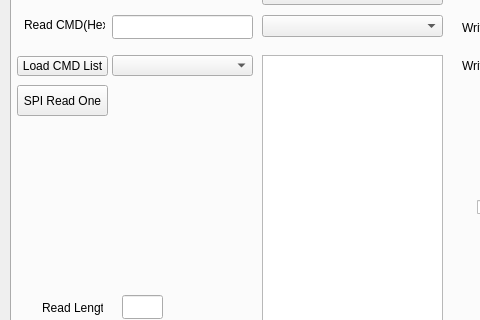
Goldenchen1012/Usb2uisApp, file mainwindow.ui: the form before one commit; both pictures show x 0 to 480 and y 91 to 411 of the 1079 by 789 pixel window.
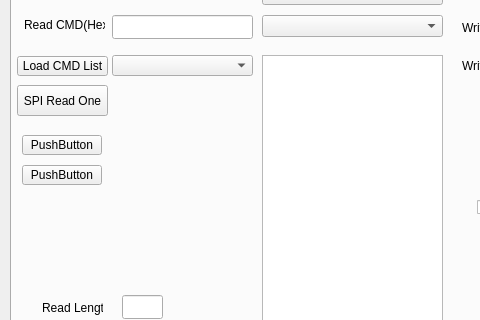
The form after the commit.

The edit to the form file:
```diff
--- a/mainwindow.ui
+++ b/mainwindow.ui
@@ -569,6 +569,32 @@
        <string>SPI Read One</string>
       </property>
      </widget>
+     <widget class="QPushButton" name="pushButton">
+      <property name="geometry">
+       <rect>
+        <x>10</x>
+        <y>190</y>
+        <width>80</width>
+        <height>20</height>
+       </rect>
+      </property>
+      <property name="text">
+       <string>PushButton</string>
+      </property>
+     </widget>
+     <widget class="QPushButton" name="pushButton_2">
+      <property name="geometry">
+       <rect>
+        <x>10</x>
+        <y>220</y>
+        <width>80</width>
+        <height>20</height>
+       </rect>
+      </property>
+      <property name="text">
+       <string>PushButton</string>
+      </property>
+     </widget>
     </widget>
    </widget>
   </widget>
```
